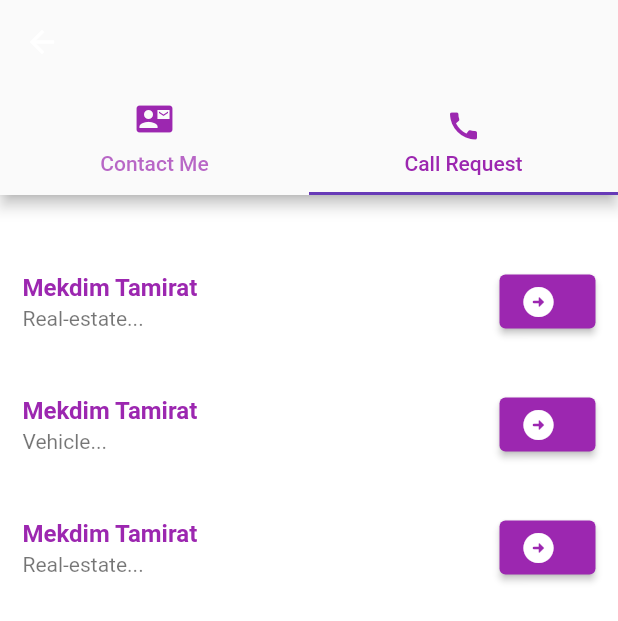
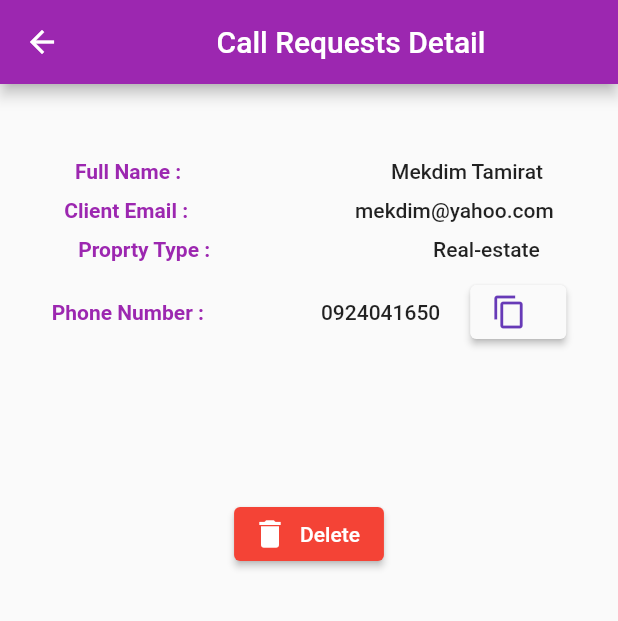
Before and after one commit to Mekdim12/Realestate_consultancy_site_controller, a Flutter app: the ContactUserPage screen opened directly, tab 2 chosen, after a tap on the "arrow circle right" icon, on a phone screen of 412 x 824 dp. Shown: the top 621 px of the screen. Run offline on Flutter 3.47's test engine with Material 2 defaults, Android fonts, the phone set to English and light mode, and no system bars; our stand-ins replace carousel_slider, curved_navigation_bar, file_picker, flutter_spinkit.

Commit message:
calll request detail page

```diff
--- a/lib/components/pages/call_request_detail_page.dart
+++ b/lib/components/pages/call_request_detail_page.dart
@@ -0,0 +1,83 @@
+
+
+
+import 'package:flutter/material.dart';
+import 'package:flutter/src/widgets/framework.dart';
+import 'package:flutter/src/widgets/placeholder.dart';
+
+class CallRequestDetailPage extends StatefulWidget {
+  final requstedItem;
+  const CallRequestDetailPage(this.requstedItem , {super.key});
+
+  @override
+  State<CallRequestDetailPage> createState() => _CallRequestDetailPageState();
+}
+
+class _CallRequestDetailPageState extends State<CallRequestDetailPage> {
+  @override
+  Widget build(BuildContext context) {
+    final requestedItmObject = widget.requstedItem;
+    final  screenHeight = MediaQuery.of(context).size.height;
+    final screenwidth = MediaQuery.of(context).size.width;
+    return Scaffold(
+      appBar: AppBar(
+        title: const Center(
+          child: Text("Call Requests Detail"),
+        ),
+      ),
+      body: Container(
+        width: double.infinity,
+        height: screenHeight,
+        margin: const EdgeInsets.symmetric(vertical: 50, horizontal: 20),
+        child: Column(
+          children: [
+
+              Row(
+                mainAxisAlignment: MainAxisAlignment.spaceAround,
+                children: [
+                  Container( child:Text("Full Name :", style: TextStyle(fontWeight: FontWeight.bold, color: Colors.purple),),),
+                  Container(margin:const EdgeInsets.symmetric(horizontal: 10),),
+                  Container( child: Text(requestedItmObject.clientName, style: TextStyle(fontWeight: FontWeight.w500),),)
+                ],
+              ),
+              Container(margin: EdgeInsets.symmetric(vertical: 5),),
+              Row(
+                mainAxisAlignment: MainAxisAlignment.spaceAround,
+                children: [
+                  Container( child:Text("Client Email :", style: TextStyle(fontWeight: FontWeight.bold, color: Colors.purple),),),
+                  Container(margin:const EdgeInsets.symmetric(horizontal: 10),),
+                  Container( child: Text(requestedItmObject.clienEmail, style: TextStyle(fontWeight: FontWeight.w500),),)
+                ],
+              ),
+
+              Container(margin: EdgeInsets.symmetric(vertical: 5),),
+              Row(
+                mainAxisAlignment: MainAxisAlignment.spaceAround,
+                children: [
+                  Container( child:Text("Proprty Type :", style: TextStyle(fontWeight: FontWeight.bold, color: Colors.purple),),),
+                  Container(margin:const EdgeInsets.symmetric(horizontal: 10),),
+                  Container( child: Text(requestedItmObject.typeOfAnItem, style: TextStyle(fontWeight: FontWeight.w500),),)
+                ],
+              ),
+              Container(margin: EdgeInsets.symmetric(vertical: 5),),
+              Row(
+                mainAxisAlignment: MainAxisAlignment.spaceAround,
+                children: [
+                  Container( child:Text("Phone Number :", style: TextStyle(fontWeight: FontWeight.bold, color: Colors.purple),),),
+                  Container(margin:const EdgeInsets.symmetric(horizontal: 10),),
+                  Container( child: Row(mainAxisAlignment: MainAxisAlignment.spaceBetween,
+                    children: [Text(requestedItmObject.phoneNumber, style: TextStyle(fontWeight: FontWeight.w500),), Container(margin: EdgeInsets.symmetric(horizontal: 10),), ElevatedButton.icon(onPressed: (){}, style: ButtonStyle(backgroundColor:MaterialStatePropertyAll(Colors.grey[50])),icon: Icon(Icons.copy, color: Colors.deepPurple,), label: Text(""))],
+                  ),)
+                ],
+              ),
+
+              Container(margin: EdgeInsets.symmetric(vertical: 50),),
+
+             ElevatedButton.icon(onPressed: ()=>{}, icon: Icon(Icons.delete, color: Colors.white,), label:Text("Delete"), style: ButtonStyle(backgroundColor: MaterialStateProperty.all(Colors.red)),)
+          ],
+        ),
+      )
+    );
+
+  }
+}
--- a/lib/components/pages/contact_page.dart
+++ b/lib/components/pages/contact_page.dart
@@ -1,5 +1,6 @@
 import 'package:flutter/src/widgets/framework.dart';
 import 'package:flutter/material.dart';
+import 'call_request_detail_page.dart';
 import 'contact_me_detail_page.dart';
 class ContactUserPage extends StatefulWidget {
   const ContactUserPage({super.key});
@@ -161,7 +162,6 @@ class _ContactUserPageState extends State<ContactUserPage> {
                                 ),
                             trailing: ElevatedButton.icon(
                               onPressed: () {
-                                print(currentItem.clientFullName);
                                 Navigator.of(context).push(MaterialPageRoute(builder: (context)=>ContactMeDetailPage(currentItem)));
                               },
                               icon:
@@ -222,7 +222,9 @@ class _ContactUserPageState extends State<ContactUserPage> {
                                 : Text(
                                     "${currentItem.typeOfAnItem.toString().substring(0, currentItem.typeOfAnItem.toString().length)}..."),
                             trailing: ElevatedButton.icon(
-                              onPressed: () => {},
+                              onPressed: (){
+                                 Navigator.of(context).push(MaterialPageRoute(builder: (context)=>CallRequestDetailPage(currentItem)));
+                              },
                               icon:
                                   const Icon(Icons.arrow_circle_right_rounded),
                               label: const Text(''),
```
